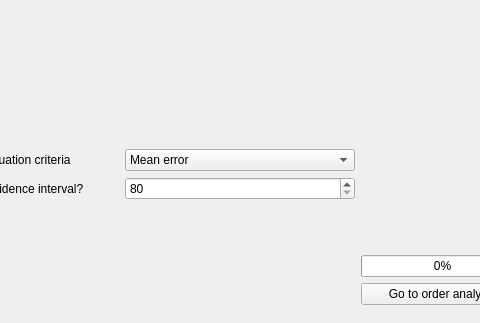
First picture: the form in User Interface/main_window.ui, repository JurieZietsmanGitHubPython/Thesis, before the edit; both pictures show x 84 to 564 and y 441 to 764 of the 1050 by 764 pixel window.
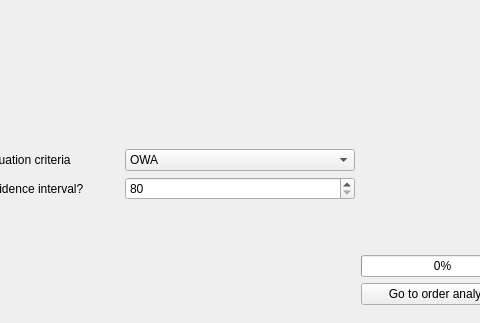
Second picture: the form after the edit. The open tabs and pages were chosen to show the change. Icons and pictures are not drawn.

Diff of the .ui file:
```diff
--- a/User Interface/main_window.ui
+++ b/User Interface/main_window.ui
@@ -1914,8 +1914,13 @@
            <bool>false</bool>
           </property>
           <property name="currentText">
-           <string>Mean error</string>
+           <string>OWA</string>
           </property>
+          <item>
+           <property name="text">
+            <string>OWA</string>
+           </property>
+          </item>
           <item>
            <property name="text">
             <string>Mean error</string>
```
Left out of the diff: 4 changed lines with no effect on the pictures.
